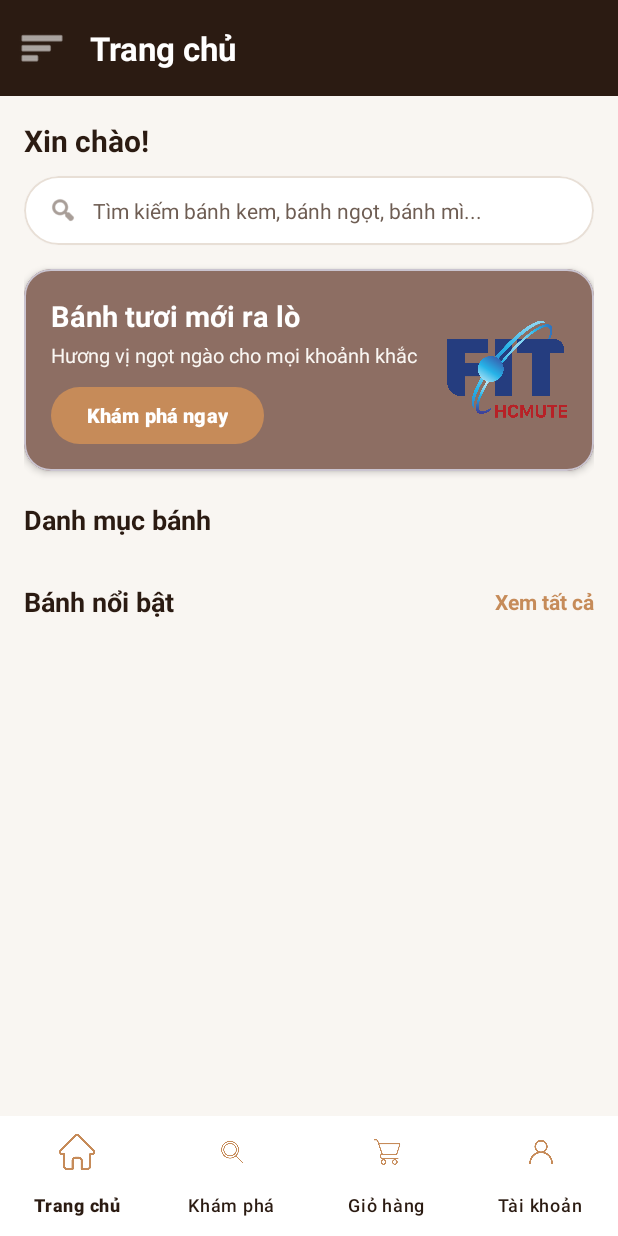
After one commit to thanhnccyber-tech/MobilePro, an Android app: the HomeActivity screen opened directly, with no data from a screen before it, on a phone screen of 412 x 824 dp. The commit adds this screen. Run offline under Robolectric (Android 15) with nearby library versions, the phone set to English and light mode, and no system bars; our stand-ins replace Firebase (no records; nobody signed in at launch, a user with empty details on screens opened directly).

Commit message:
Thêm trang chủ, hiển thị danh mục lên trang chủ, sản phẩm nổi bật

```diff
--- a/app/src/main/AndroidManifest.xml
+++ b/app/src/main/AndroidManifest.xml
@@ -20,6 +20,8 @@
 
         <activity android:name=".RegisterActivity" />
 
+        <activity android:name=".HomeActivity" />
+
         <activity android:name=".ProductListActivity" />
 
         <activity android:name=".ProductDetailActivity" />
--- a/app/src/main/java/com/example/mobilepro/CartActivity.java
+++ b/app/src/main/java/com/example/mobilepro/CartActivity.java
@@ -77,7 +77,8 @@ public class CartActivity extends AppCompatActivity {
                 startActivity(new Intent(CartActivity.this, ProductListActivity.class));
                 finish();
             } else if (id == R.id.nav_home) {
-                Toast.makeText(this, "Trang chủ (chưa gán chức năng)", Toast.LENGTH_SHORT).show();
+                startActivity(new Intent(CartActivity.this, HomeActivity.class));
+                finish();
             } else if (id == R.id.nav_cart) {
 
             } else if (id == R.id.nav_account) {
@@ -103,7 +104,8 @@ public class CartActivity extends AppCompatActivity {
                 startActivity(new Intent(CartActivity.this, ProductListActivity.class));
                 finish();
             } else if (id == R.id.nav_bottom_home) {
-                Toast.makeText(this, "Trang chủ (chưa gán chức năng)", Toast.LENGTH_SHORT).show();
+                startActivity(new Intent(CartActivity.this, HomeActivity.class));
+                finish();
             } else if (id == R.id.nav_bottom_account) {
                 startActivity(new Intent(CartActivity.this, ProfileActivity.class));
                 finish();
--- /dev/null
+++ b/app/src/main/java/com/example/mobilepro/CategoryAdapter.java
@@ -0,0 +1,48 @@
+package com.example.mobilepro;
+
+import android.content.Context;
+import android.view.LayoutInflater;
+import android.view.View;
+import android.view.ViewGroup;
+import android.widget.BaseAdapter;
+import android.widget.ImageView;
+import android.widget.TextView;
+
+import java.util.List;
+
+public class CategoryAdapter extends BaseAdapter {
+
+    private final Context context;
+    private final List<Category> categoryList;
+
+    public CategoryAdapter(Context context, List<Category> categoryList) {
+        this.context = context;
+        this.categoryList = categoryList;
+    }
+
+    @Override
+    public int getCount() { return categoryList.size(); }
+
+    @Override
+    public Object getItem(int position) { return categoryList.get(position); }
+
+    @Override
+    public long getItemId(int position) { return position; }
+
+    @Override
+    public View getView(int position, View convertView, ViewGroup parent) {
+        if (convertView == null) {
+            convertView = LayoutInflater.from(context).inflate(R.layout.item_category, parent, false);
+        }
+
+        Category category = categoryList.get(position);
+
+        ImageView imgCategory = convertView.findViewById(R.id.imgCategory);
+        TextView tvName = convertView.findViewById(R.id.tvCategoryName);
+
+        imgCategory.setImageResource(category.getImageResId());
+        tvName.setText(category.getName());
+
+        return convertView;
+    }
+}
--- /dev/null
+++ b/app/src/main/java/com/example/mobilepro/HomeActivity.java
@@ -0,0 +1,171 @@
+package com.example.mobilepro;
+
+import android.content.Intent;
+import android.os.Bundle;
+import android.view.View;
+import android.widget.LinearLayout;
+import android.widget.TextView;
+import android.widget.Toast;
+
+import androidx.appcompat.app.AppCompatActivity;
+import androidx.core.view.GravityCompat;
+import androidx.drawerlayout.widget.DrawerLayout;
+
+import com.google.android.material.appbar.MaterialToolbar;
+import com.google.android.material.bottomnavigation.BottomNavigationView;
+import com.google.android.material.navigation.NavigationView;
+import com.google.firebase.firestore.DocumentSnapshot;
+import com.google.firebase.firestore.FirebaseFirestore;
+
+import java.util.ArrayList;
+import java.util.List;
+
+public class HomeActivity extends AppCompatActivity {
+
+    private final List<Category> categoryList = new ArrayList<>();
+    private final List<Product> featuredProducts = new ArrayList<>();
+    private LinearLayout layoutCategories, layoutFeaturedProducts;
+    private DrawerLayout drawerLayout;
+    private FirebaseFirestore db;
+
+    @Override
+    protected void onCreate(Bundle savedInstanceState) {
+        super.onCreate(savedInstanceState);
+        setContentView(R.layout.activity_home);
+
+        db = FirebaseFirestore.getInstance();
+        layoutCategories = findViewById(R.id.layoutCategories);
+        layoutFeaturedProducts = findViewById(R.id.layoutFeaturedProducts);
+
+        String username = getSharedPreferences("user_prefs", MODE_PRIVATE).getString("username", "");
+        TextView tvWelcome = findViewById(R.id.tvWelcomeUser);
+        if (!username.isEmpty()) tvWelcome.setText("Xin chào, " + username);
+
+        findViewById(R.id.cardQuickSearch).setOnClickListener(v -> {
+            Intent intent = new Intent(HomeActivity.this, ProductListActivity.class);
+            intent.putExtra("focusSearch", true);
+            startActivity(intent);
+        });
+
+        findViewById(R.id.btnExploreBanner).setOnClickListener(v ->
+                startActivity(new Intent(HomeActivity.this, ProductListActivity.class)));
+
+        findViewById(R.id.tvSeeAllProducts).setOnClickListener(v ->
+                startActivity(new Intent(HomeActivity.this, ProductListActivity.class)));
+
+        drawerLayout = findViewById(R.id.drawerLayout);
+        NavigationView navigationView = findViewById(R.id.navigationView);
+        MaterialToolbar topAppBar = findViewById(R.id.topAppBar);
+
+        topAppBar.setNavigationOnClickListener(v -> drawerLayout.openDrawer(GravityCompat.START));
+
+        navigationView.setNavigationItemSelectedListener(item -> {
+            int id = item.getItemId();
+
+            if (id == R.id.nav_home) {
+
+            } else if (id == R.id.nav_explore) {
+                startActivity(new Intent(HomeActivity.this, ProductListActivity.class));
+                finish();
+            } else if (id == R.id.nav_cart) {
+                startActivity(new Intent(HomeActivity.this, CartActivity.class));
+                finish();
+            } else if (id == R.id.nav_account) {
+                startActivity(new Intent(HomeActivity.this, ProfileActivity.class));
+                finish();
+            } else if (id == R.id.nav_logout) {
+                getSharedPreferences("user_prefs", MODE_PRIVATE).edit().remove("username").apply();
+                Intent intent = new Intent(HomeActivity.this, LoginActivity.class);
+                intent.setFlags(Intent.FLAG_ACTIVITY_NEW_TASK | Intent.FLAG_ACTIVITY_CLEAR_TASK);
+                startActivity(intent);
+            }
+
+            drawerLayout.closeDrawer(GravityCompat.START);
+            return true;
+        });
+
+        BottomNavigationView bottomNav = findViewById(R.id.bottomNav);
+        bottomNav.setSelectedItemId(R.id.nav_bottom_home);
+        bottomNav.setOnItemSelectedListener(item -> {
+            int id = item.getItemId();
+
+            if (id == R.id.nav_bottom_home) {
+                return true;
+            } else if (id == R.id.nav_bottom_explore) {
+                startActivity(new Intent(HomeActivity.this, ProductListActivity.class));
+                finish();
+            } else if (id == R.id.nav_bottom_cart) {
+                startActivity(new Intent(HomeActivity.this, CartActivity.class));
+                finish();
+            } else if (id == R.id.nav_bottom_account) {
+                startActivity(new Intent(HomeActivity.this, ProfileActivity.class));
+                finish();
+            }
+
+            return false;
+        });
+
+        loadCategories();
+        loadFeaturedProducts();
+    }
+
+    private void loadCategories() {
+        db.collection("categories").get().addOnSuccessListener(snap -> {
+            categoryList.clear();
+            for (DocumentSnapshot doc : snap) {
+                Category category = doc.toObject(Category.class);
+                if (category != null) {
+                    if (category.getImageResId() == 0) category.setImageResId(R.drawable.banhkem);
+                    categoryList.add(category);
+                }
+            }
+            renderCategories();
+        }).addOnFailureListener(e ->
+                Toast.makeText(this, "Lỗi tải danh mục: " + e.getMessage(), Toast.LENGTH_SHORT).show());
+    }
+
+    private void renderCategories() {
+        layoutCategories.removeAllViews();
+        CategoryAdapter adapter = new CategoryAdapter(this, categoryList);
+        for (int i = 0; i < adapter.getCount(); i++) {
+            Category category = categoryList.get(i);
+            View itemView = adapter.getView(i, null, layoutCategories);
+
+            itemView.setOnClickListener(v -> {
+                Intent intent = new Intent(HomeActivity.this, ProductListActivity.class);
+                intent.putExtra("selectedCategory", category.getName());
+                startActivity(intent);
+            });
+            layoutCategories.addView(itemView);
+        }
+    }
+
+    private void loadFeaturedProducts() {
+        db.collection("products").limit(4).get().addOnSuccessListener(snap -> {
+            featuredProducts.clear();
+            for (DocumentSnapshot doc : snap) {
+                Product product = doc.toObject(Product.class);
+                if (product != null) {
+                    if (product.getImageResId() == 0) product.setImageResId(R.drawable.apple);
+                    featuredProducts.add(product);
+                }
+            }
+            renderFeaturedProducts();
+        });
+    }
+
+    private void renderFeaturedProducts() {
+        layoutFeaturedProducts.removeAllViews();
+        ProductAdapter adapter = new ProductAdapter(this, featuredProducts);
+        for (int i = 0; i < adapter.getCount(); i++) {
+            Product product = featuredProducts.get(i);
+            View itemView = adapter.getView(i, null, layoutFeaturedProducts);
+            itemView.setOnClickListener(v -> {
+                Intent intent = new Intent(HomeActivity.this, ProductDetailActivity.class);
+                intent.putExtra("product", product);
+                startActivity(intent);
+            });
+            layoutFeaturedProducts.addView(itemView);
+        }
+    }
+}
--- a/app/src/main/java/com/example/mobilepro/LoginActivity.java
+++ b/app/src/main/java/com/example/mobilepro/LoginActivity.java
@@ -69,7 +69,7 @@ public class LoginActivity extends AppCompatActivity {
                             prefs.edit().putString("username", email).apply();
 
                             Toast.makeText(this, "Đăng nhập thành công!", Toast.LENGTH_SHORT).show();
-                            Intent intent = new Intent(LoginActivity.this, ProductListActivity.class);
+                            Intent intent = new Intent(LoginActivity.this, HomeActivity.class);
                             startActivity(intent);
                             finish();
                         } else {
--- a/app/src/main/java/com/example/mobilepro/ProductListActivity.java
+++ b/app/src/main/java/com/example/mobilepro/ProductListActivity.java
@@ -69,7 +69,8 @@ public class ProductListActivity extends AppCompatActivity {
             if (id == R.id.nav_explore) {
                 listView.setSelection(0);
             } else if (id == R.id.nav_home) {
-                Toast.makeText(this, "Trang chủ (chưa gán chức năng)", Toast.LENGTH_SHORT).show();
+                startActivity(new Intent(ProductListActivity.this, HomeActivity.class));
+                finish();
             } else if (id == R.id.nav_cart) {
                 startActivity(new Intent(ProductListActivity.this, CartActivity.class));
                 finish();
@@ -95,7 +96,8 @@ public class ProductListActivity extends AppCompatActivity {
             if (id == R.id.nav_bottom_explore) {
                 return true;
             } else if (id == R.id.nav_bottom_home) {
-                Toast.makeText(this, "Trang chủ (chưa gán chức năng)", Toast.LENGTH_SHORT).show();
+                startActivity(new Intent(ProductListActivity.this, HomeActivity.class));
+                finish();
             } else if (id == R.id.nav_bottom_cart) {
                 startActivity(new Intent(ProductListActivity.this, CartActivity.class));
                 finish();
--- a/app/src/main/java/com/example/mobilepro/ProfileActivity.java
+++ b/app/src/main/java/com/example/mobilepro/ProfileActivity.java
@@ -55,7 +55,8 @@ public class ProfileActivity extends AppCompatActivity {
                 startActivity(new Intent(ProfileActivity.this, ProductListActivity.class));
                 finish();
             } else if (id == R.id.nav_bottom_home) {
-                Toast.makeText(this, "Trang chủ (chưa gán chức năng)", Toast.LENGTH_SHORT).show();
+                startActivity(new Intent(ProfileActivity.this, HomeActivity.class));
+                finish();
             } else if (id == R.id.nav_bottom_cart) {
                 startActivity(new Intent(ProfileActivity.this, CartActivity.class));
                 finish();
--- /dev/null
+++ b/app/src/main/res/layout/activity_home.xml
@@ -0,0 +1,222 @@
+<?xml version="1.0" encoding="utf-8"?>
+<androidx.drawerlayout.widget.DrawerLayout
+    xmlns:android="http://schemas.android.com/apk/res/android"
+    xmlns:app="http://schemas.android.com/apk/res-auto"
+    android:id="@+id/drawerLayout"
+    android:layout_width="match_parent"
+    android:layout_height="match_parent">
+
+    <LinearLayout
+        android:layout_width="match_parent"
+        android:layout_height="match_parent"
+        android:background="@color/cream"
+        android:orientation="vertical">
+
+        <com.google.android.material.appbar.MaterialToolbar
+            android:id="@+id/topAppBar"
+            android:layout_width="match_parent"
+            android:layout_height="?attr/actionBarSize"
+            android:background="@color/brown"
+            app:navigationIcon="@android:drawable/ic_menu_sort_by_size"
+            app:navigationIconTint="@color/white"
+            app:title="Trang chủ"
+            app:titleTextAppearance="@style/ToolbarTitleBold"
+            app:titleTextColor="@color/white" />
+
+        <ScrollView
+            android:layout_width="match_parent"
+            android:layout_height="0dp"
+            android:layout_weight="1"
+            android:fillViewport="true">
+
+            <LinearLayout
+                android:layout_width="match_parent"
+                android:layout_height="wrap_content"
+                android:orientation="vertical"
+                android:padding="16dp">
+
+                <TextView
+                    android:id="@+id/tvWelcomeUser"
+                    android:layout_width="match_parent"
+                    android:layout_height="wrap_content"
+                    android:layout_marginBottom="10dp"
+                    android:text="Xin chào!"
+                    android:textColor="@color/brown"
+                    android:textSize="20sp"
+                    android:textStyle="bold" />
+
+                <com.google.android.material.card.MaterialCardView
+                    android:id="@+id/cardQuickSearch"
+                    android:layout_width="match_parent"
+                    android:layout_height="46dp"
+                    android:layout_marginBottom="16dp"
+                    app:cardBackgroundColor="@color/white"
+                    app:cardCornerRadius="23dp"
+                    app:cardElevation="1dp"
+                    app:strokeColor="@color/cream_border"
+                    app:strokeWidth="1dp">
+
+                    <LinearLayout
+                        android:layout_width="match_parent"
+                        android:layout_height="match_parent"
+                        android:gravity="center_vertical"
+                        android:orientation="horizontal"
+                        android:paddingHorizontal="16dp">
+
+                        <ImageView
+                            android:layout_width="20dp"
+                            android:layout_height="20dp"
+                            android:layout_marginEnd="10dp"
+                            android:src="@android:drawable/ic_menu_search"
+                            app:tint="@color/brown_light" />
+
+                        <TextView
+                            android:layout_width="wrap_content"
+                            android:layout_height="wrap_content"
+                            android:text="Tìm kiếm bánh kem, bánh ngọt, bánh mì..."
+                            android:textColor="@color/brown_light"
+                            android:textSize="14sp" />
+                    </LinearLayout>
+                </com.google.android.material.card.MaterialCardView>
+
+                <com.google.android.material.card.MaterialCardView
+                    android:layout_width="match_parent"
+                    android:layout_height="wrap_content"
+                    android:layout_marginBottom="20dp"
+                    app:cardBackgroundColor="@color/brown_soft"
+                    app:cardCornerRadius="18dp"
+                    app:cardElevation="3dp">
+
+                    <LinearLayout
+                        android:layout_width="match_parent"
+                        android:layout_height="wrap_content"
+                        android:gravity="center_vertical"
+                        android:orientation="horizontal"
+                        android:padding="18dp">
+
+                        <LinearLayout
+                            android:layout_width="0dp"
+                            android:layout_height="wrap_content"
+                            android:layout_weight="1"
+                            android:orientation="vertical">
+
+                            <TextView
+                                android:layout_width="wrap_content"
+                                android:layout_height="wrap_content"
+                                android:layout_marginBottom="4dp"
+                                android:text="Bánh tươi mới ra lò"
+                                android:textColor="@color/white"
+                                android:textSize="19sp"
+                                android:textStyle="bold" />
+
+                            <TextView
+                                android:layout_width="wrap_content"
+                                android:layout_height="wrap_content"
+                                android:layout_marginBottom="12dp"
+                                android:text="Hương vị ngọt ngào cho mọi khoảnh khắc"
+                                android:textColor="@color/cream"
+                                android:textSize="13sp" />
+
+                            <com.google.android.material.button.MaterialButton
+                                android:id="@+id/btnExploreBanner"
+                                android:layout_width="wrap_content"
+                                android:layout_height="38dp"
+                                android:insetTop="0dp"
+                                android:insetBottom="0dp"
+                                android:text="Khám phá ngay"
+                                android:textColor="@color/white"
+                                android:textSize="13sp"
+                                android:textStyle="bold"
+                                app:backgroundTint="@color/caramel"
+                                app:cornerRadius="19dp" />
+                        </LinearLayout>
+
+                        <ImageView
+                            android:layout_width="80dp"
+                            android:layout_height="80dp"
+                            android:layout_marginStart="10dp"
+                            android:src="@drawable/logofit" />
+                    </LinearLayout>
+                </com.google.android.material.card.MaterialCardView>
+
+                <TextView
+                    android:layout_width="match_parent"
+                    android:layout_height="wrap_content"
+                    android:layout_marginBottom="10dp"
+                    android:text="Danh mục bánh"
+                    android:textColor="@color/brown"
+                    android:textSize="18sp"
+                    android:textStyle="bold" />
+
+                <HorizontalScrollView
+                    android:layout_width="match_parent"
+                    android:layout_height="wrap_content"
+                    android:layout_marginBottom="20dp"
+                    android:scrollbars="none">
+
+                    <LinearLayout
+                        android:id="@+id/layoutCategories"
+                        android:layout_width="wrap_content"
+                        android:layout_height="wrap_content"
+                        android:orientation="horizontal" />
+                </HorizontalScrollView>
+
+                <LinearLayout
+                    android:layout_width="match_parent"
+                    android:layout_height="wrap_content"
+                    android:layout_marginBottom="10dp"
+                    android:gravity="center_vertical"
+                    android:orientation="horizontal">
+
+                    <TextView
+                        android:layout_width="0dp"
+                        android:layout_height="wrap_content"
+                        android:layout_weight="1"
+                        android:text="Bánh nổi bật"
+                        android:textColor="@color/brown"
+                        android:textSize="18sp"
+                        android:textStyle="bold" />
+
+                    <TextView
+                        android:id="@+id/tvSeeAllProducts"
+                        android:layout_width="wrap_content"
+                        android:layout_height="wrap_content"
+                        android:text="Xem tất cả"
+                        android:textColor="@color/caramel"
+                        android:textSize="14sp"
+                        android:textStyle="bold" />
+                </LinearLayout>
+
+                <LinearLayout
+                    android:id="@+id/layoutFeaturedProducts"
+                    android:layout_width="match_parent"
+                    android:layout_height="wrap_content"
+                    android:orientation="vertical" />
+
+            </LinearLayout>
+        </ScrollView>
+
+        <com.google.android.material.bottomnavigation.BottomNavigationView
+            android:id="@+id/bottomNav"
+            android:layout_width="match_parent"
+            android:layout_height="wrap_content"
+            android:background="@color/white"
+            app:itemActiveIndicatorStyle="@null"
+            app:itemIconTint="@color/caramel"
+            app:itemTextColor="@color/brown"
+            app:labelVisibilityMode="labeled"
+            app:menu="@menu/bottom_nav_menu" />
+
+    </LinearLayout>
+
+    <com.google.android.material.navigation.NavigationView
+        android:id="@+id/navigationView"
+        android:layout_width="wrap_content"
+        android:layout_height="match_parent"
+        android:layout_gravity="start"
+        android:background="@color/cream"
+        app:itemIconTint="@color/brown"
+        app:itemTextColor="@color/brown"
+        app:menu="@menu/drawer_menu" />
+
+</androidx.drawerlayout.widget.DrawerLayout>
```
Also changed, not shown: app/src/main/res/layout/item_category.xml (added, +37 -0 lines), app/src/main/res/drawable/banhkem.jpg (added).
